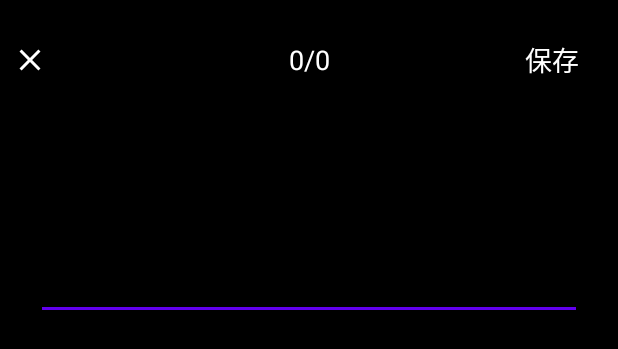
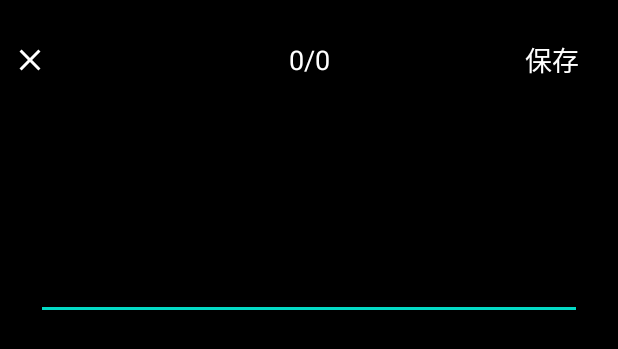
Before and after one commit to toshio-nakayama/prototype-chat, an Android app: the layout fragment_edit_message.xml on its own in the app's theme, with its tools: preview values and no code run, on a phone screen of 412 x 824 dp. Shown: the top 349 px of the screen. Run offline under Robolectric (Android 15) with nearby library versions, the phone set to English and light mode, and no system bars.

Commit message:
2022/12/9 17:40

```diff
--- a/app/src/main/res/layout/activity_login.xml
+++ b/app/src/main/res/layout/activity_login.xml
@@ -39,6 +39,7 @@
             android:id="@+id/edit_text_email"
             android:layout_width="match_parent"
             android:layout_height="match_parent"
+            style="@style/EditTextStyle"
             android:autofillHints="@string/prompt_email"
             android:drawableStart="@drawable/custom_email_icon"
             android:hint="@string/prompt_email"
--- a/app/src/main/res/values/themes.xml
+++ b/app/src/main/res/values/themes.xml
@@ -18,8 +18,8 @@
         <item name="android:textColor">@color/white</item>
     </style>
 
-    <style name="EditTextStyle" parent="Theme.PrototypeChat">
-        <item name="android:colorControlNormal">?attr/colorPrimary</item>
-        <item name="android:colorControlActivated">?attr/colorPrimary</item>
+    <style name="EditTextStyle" parent="Widget.AppCompat.EditText">
+        <item name="android:textColor">@color/white</item>
+        <item name="android:textColorHint">@color/white</item>
     </style>
 </resources>
```
Also changed, not shown: app/src/main/java/com/portfolio/prototype_chat/login/LoginActivity.kt (+22 -14 lines), app/src/main/java/com/portfolio/prototype_chat/signup/SignUpActivity.kt (+42 -11 lines).
